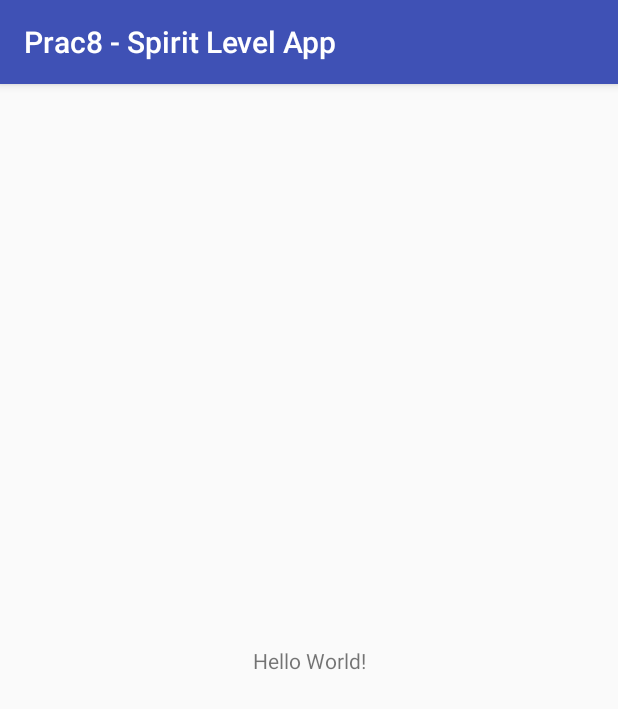
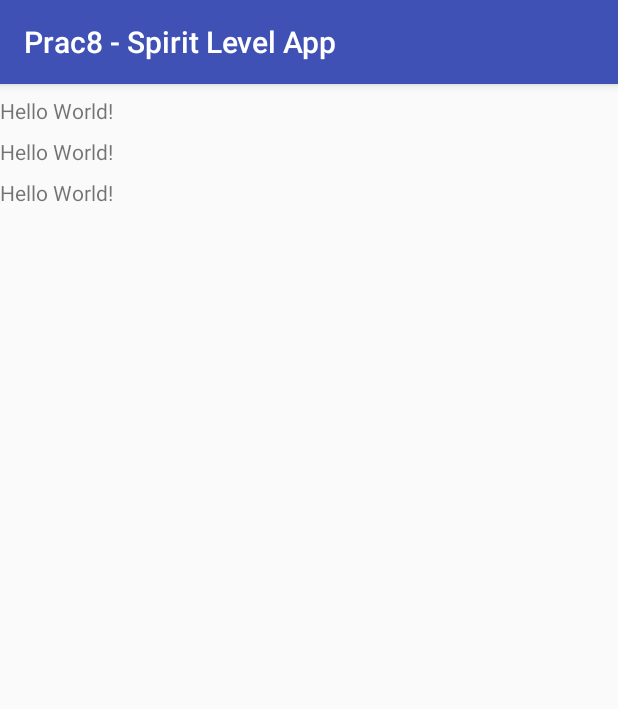
Before and after one commit to chris-breed/mc-practicals, an Android app: the screen it shows after launch (MainActivity), on a phone screen of 412 x 824 dp. Shown: the top 709 px of the screen. Run offline under Robolectric (Android 15) with nearby library versions, the phone set to English and light mode, and no system bars.

Commit message:
spirit level

```diff
--- a/Prac 7 - ImageEditor/build.gradle
+++ b/Prac 7 - ImageEditor/build.gradle
@@ -7,7 +7,7 @@ buildscript {
         jcenter()
     }
     dependencies {
-        classpath 'com.android.tools.build:gradle:3.1.1'
+        classpath 'com.android.tools.build:gradle:3.1.2'
 
 
         // NOTE: Do not place your application dependencies here; they belong
--- a/Prac 8 - SpiritLevelApp/app/src/main/java/com/practicals/chris/prac8_spiritlevelapp/MainActivity.java
+++ b/Prac 8 - SpiritLevelApp/app/src/main/java/com/practicals/chris/prac8_spiritlevelapp/MainActivity.java
@@ -1,13 +1,68 @@
 package com.practicals.chris.prac8_spiritlevelapp;
 
+import android.content.Context;
+import android.hardware.Sensor;
+import android.hardware.SensorEvent;
+import android.hardware.SensorEventListener;
+import android.hardware.SensorManager;
+import android.os.Bundle;
 import android.support.v7.app.AppCompatActivity;
-import android.os.Bundle;
+import android.util.Log;
+import android.widget.TextView;
 
-public class MainActivity extends AppCompatActivity {
+import java.text.DecimalFormat;
+
+public class MainActivity extends AppCompatActivity implements SensorEventListener {
+
+    private SensorManager mSensorManager;
+    private Sensor mGravitySensor;
+
+    TextView x;
+    TextView y;
+    TextView z;
+
 
     @Override
     protected void onCreate(Bundle savedInstanceState) {
         super.onCreate(savedInstanceState);
         setContentView(R.layout.activity_main);
+
+        mSensorManager = (SensorManager) getSystemService(Context.SENSOR_SERVICE);
+        assert mSensorManager != null;
+        mGravitySensor = mSensorManager.getDefaultSensor(Sensor.TYPE_GRAVITY);
+        mSensorManager.registerListener(this, mGravitySensor, 5000);
+
+        x = findViewById(R.id.x);
+        y = findViewById(R.id.y);
+        z = findViewById(R.id.z);
+
+    }
+
+    @Override
+    public void onSensorChanged(SensorEvent event) {
+        float[] values = event.values;
+        float[] convertedValues = new float[3];
+
+        String printingValues = values[0] + ", " + values[1] + ", " + values[2];
+
+        for (int i = 0; i < values.length; i++) {
+            convertedValues[i] = roundTwoDecimals(values[i]);
+        }
+
+        x.setText(String.valueOf(convertedValues[0]));
+        y.setText(String.valueOf(convertedValues[1]));
+        z.setText(String.valueOf(convertedValues[2]));
+        Log.i("Spirit", printingValues);
+    }
+
+    @Override
+    public void onAccuracyChanged(Sensor sensor, int i) {
+
+    }
+
+    float roundTwoDecimals(float d) {
+        DecimalFormat twoDForm = new DecimalFormat("#.##");
+
+        return Float.valueOf(twoDForm.format(d));
     }
 }
--- a/Prac 8 - SpiritLevelApp/app/src/main/res/layout/activity_main.xml
+++ b/Prac 8 - SpiritLevelApp/app/src/main/res/layout/activity_main.xml
@@ -1,18 +1,31 @@
 <?xml version="1.0" encoding="utf-8"?>
-<android.support.constraint.ConstraintLayout xmlns:android="http://schemas.android.com/apk/res/android"
-    xmlns:app="http://schemas.android.com/apk/res-auto"
+<LinearLayout xmlns:android="http://schemas.android.com/apk/res/android"
     xmlns:tools="http://schemas.android.com/tools"
+    android:id="@+id/screen"
     android:layout_width="match_parent"
     android:layout_height="match_parent"
-    tools:context=".MainActivity">
+    tools:context=".MainActivity"
+    android:orientation="vertical">
 
     <TextView
-        android:layout_width="wrap_content"
+        android:id="@+id/x"
+        android:layout_width="match_parent"
         android:layout_height="wrap_content"
-        android:text="Hello World!"
-        app:layout_constraintBottom_toBottomOf="parent"
-        app:layout_constraintLeft_toLeftOf="parent"
-        app:layout_constraintRight_toRightOf="parent"
-        app:layout_constraintTop_toTopOf="parent" />
+        android:layout_marginTop="8dp"
+        android:text="Hello World!" />
 
-</android.support.constraint.ConstraintLayout>
+    <TextView
+        android:id="@+id/y"
+        android:layout_width="match_parent"
+        android:layout_height="wrap_content"
+        android:layout_marginTop="8dp"
+        android:text="Hello World!" />
+
+    <TextView
+        android:id="@+id/z"
+        android:layout_width="match_parent"
+        android:layout_height="wrap_content"
+        android:layout_marginTop="8dp"
+        android:text="Hello World!" />
+
+</LinearLayout>
--- a/Prac 8 - SpiritLevelApp/build.gradle
+++ b/Prac 8 - SpiritLevelApp/build.gradle
@@ -7,7 +7,7 @@ buildscript {
         jcenter()
     }
     dependencies {
-        classpath 'com.android.tools.build:gradle:3.1.1'
+        classpath 'com.android.tools.build:gradle:3.1.2'
 
 
         // NOTE: Do not place your application dependencies here; they belong
```
